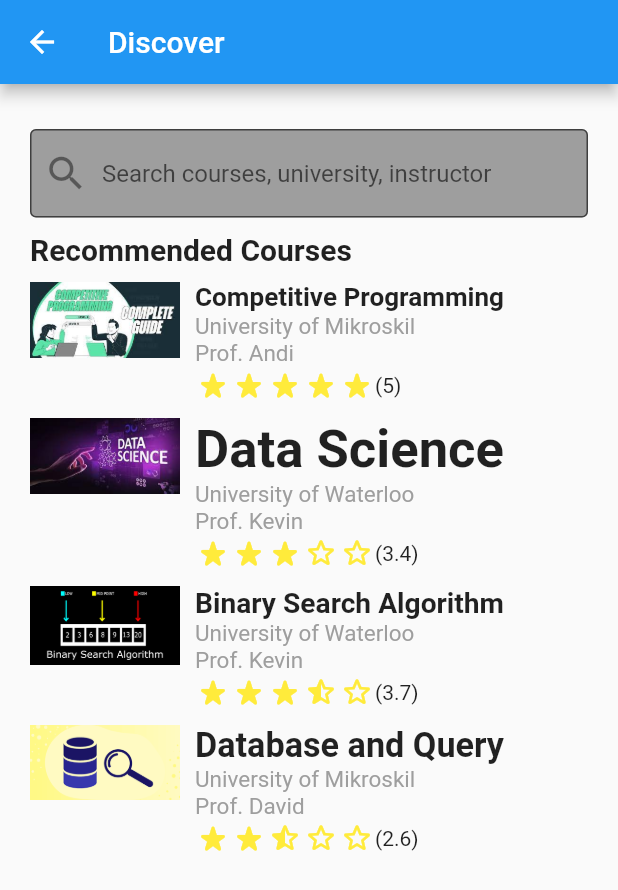
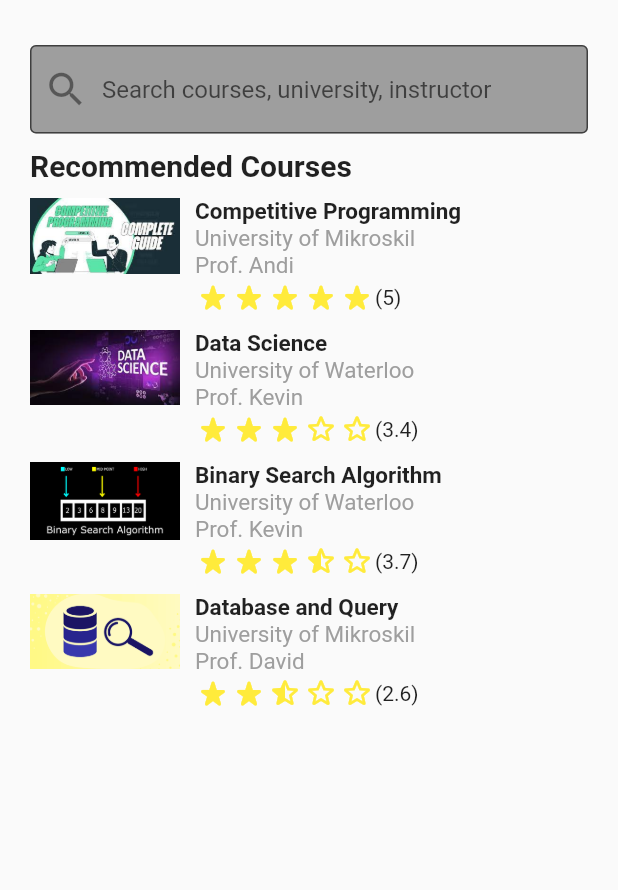
Before and after one commit to Three-Musketeers-IF-C-Sore/learningflutter_threemusketeers_ifcsore, a Flutter app: the DiscoverPage screen opened directly, on a phone screen of 412 x 824 dp. Shown: the top 890 px of the screen. Run offline on Flutter 3.47's test engine with Material 2 defaults, Android fonts, the phone set to English and light mode, and no system bars; our stand-ins replace math_expressions; missing offline and left inert: indexed.

Commit message:
Fixing overflow text

```diff
--- a/lib/main.dart
+++ b/lib/main.dart
@@ -120,13 +120,13 @@ class _MyHomePageState extends State<MyHomePage> {
                     }),
             const Padding(padding: EdgeInsets.all(8)),
             HomeButton(
-                text: "Week 6: Mikroskil [Fakultas:Informatika]",
+                text: "Week 6: Mikroskil Major Information",
                 handleOnPressed: () => {
                       navigate(context, const MikroskilPage()),
                     }),
             const Padding(padding: EdgeInsets.all(8)),
             HomeButton(
-                text: "Week 7: ",
+                text: "Week 7: Find Course Online",
                 handleOnPressed: () => {
                       navigate(context, const CourseApp()),
                     }),
--- a/lib/pages/course_app/card.dart
+++ b/lib/pages/course_app/card.dart
@@ -1,6 +1,4 @@
 import 'package:flutter/material.dart';
-import 'package:flutter/src/widgets/framework.dart';
-import 'package:flutter/src/widgets/placeholder.dart';
 import 'package:learningflutter_threemusketeers_ifcsore/theme/typography.dart';
 
 class CourseCard extends StatefulWidget {
--- a/lib/pages/discover_page.dart
+++ b/lib/pages/discover_page.dart
@@ -47,9 +47,6 @@ class _DiscoverPageState extends State<DiscoverPage> {
   Widget build(BuildContext context) {
     final currentWidth = MediaQuery.of(context).size.width;
     return Scaffold(
-      appBar: AppBar(
-        title: const Text("Discover"),
-      ),
       body: SingleChildScrollView(
         child: Padding(
           padding: const EdgeInsets.symmetric(vertical: 30, horizontal: 20),
@@ -95,9 +92,12 @@ class _DiscoverPageState extends State<DiscoverPage> {
                           mainAxisAlignment: MainAxisAlignment.start,
                           crossAxisAlignment: CrossAxisAlignment.start,
                           children: [
-                            SizedBox(
+                            Container(
+                              alignment: Alignment.centerLeft,
                               width: currentWidth*0.5,
-                              child: FittedBox(child: Text(recommend[index]["title"], style: const TextStyle(fontSize: 15, fontWeight: FontWeight.bold),))
+                              child: FittedBox(
+                                fit: BoxFit.scaleDown,
+                                child: Text(recommend[index]["title"], style: const TextStyle(fontSize: 15, fontWeight: FontWeight.bold),))
                             ),
                             Text(recommend[index]["university"], style: const TextStyle(color: Colors.grey, fontSize: 15, fontWeight: FontWeight.w400),),
                             Text(recommend[index]["instructor"], style: const TextStyle(color: Colors.grey, fontSize: 15, fontWeight: FontWeight.w400),),
--- a/lib/pages/profile.dart
+++ b/lib/pages/profile.dart
@@ -1,6 +1,4 @@
 import 'package:flutter/material.dart';
-import 'package:flutter/src/widgets/framework.dart';
-import 'package:flutter/src/widgets/placeholder.dart';
 import 'package:indexed/indexed.dart';
 import 'package:learningflutter_threemusketeers_ifcsore/theme/typography.dart';
 import '../theme/colors.dart';
@@ -87,7 +85,7 @@ class _ProfileState extends State<Profile> {
                 Row(
                   children: [
                     SizedBox(
-                      width: screenWidth * 0.8,
+                      width: screenWidth * 0.75,
                       child: _isEditing
                           ? TextFormField(
                               textAlign: TextAlign.justify,
--- a/lib/setting_page.dart
+++ b/lib/setting_page.dart
@@ -70,7 +70,7 @@ class _MySettingState extends State<Setting> {
           backgroundColor: isDarkModeBackgroundColor,
         ),
         body: Padding(
-          padding: EdgeInsets.all(20),
+          padding: const EdgeInsets.all(20),
           child: Column(
             mainAxisAlignment: MainAxisAlignment.start,
             children: <Widget>[
```
Also changed, not shown: lib/mikroskil_card_page.dart (+8 -8 lines).
